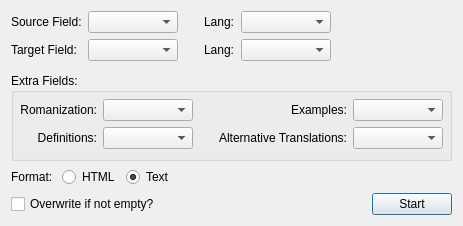
First picture: the form in form.ui, repository kelciour/google-translate, before the edit.
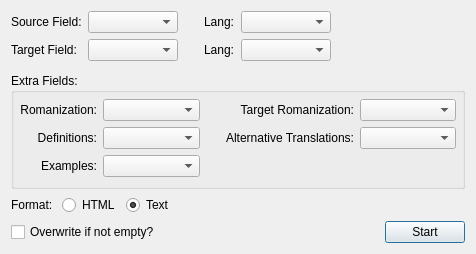
Second picture: the form after the edit.

Commit message: Add the romanization from the output side

```diff
--- a/form.ui
+++ b/form.ui
@@ -6,8 +6,8 @@
    <rect>
     <x>0</x>
     <y>0</y>
-    <width>450</width>
-    <height>214</height>
+    <width>476</width>
+    <height>240</height>
    </rect>
   </property>
   <property name="sizePolicy">
@@ -164,8 +164,37 @@
        <number>9</number>
       </property>
       <item>
-       <layout class="QGridLayout" name="gridLayout_2">
-        <item row="0" column="2">
+       <layout class="QGridLayout" name="gridLayout_2" columnstretch="0,1,0,0,1">
+        <item row="3" column="0">
+         <widget class="QLabel" name="label_7">
+          <property name="layoutDirection">
+           <enum>Qt::LeftToRight</enum>
+          </property>
+          <property name="styleSheet">
+           <string notr="true"/>
+          </property>
+          <property name="text">
+           <string>Definitions:</string>
+          </property>
+          <property name="alignment">
+           <set>Qt::AlignRight|Qt::AlignTrailing|Qt::AlignVCenter</set>
+          </property>
+         </widget>
+        </item>
+        <item row="2" column="0">
+         <widget class="QLabel" name="label_6">
+          <property name="styleSheet">
+           <string notr="true"/>
+          </property>
+          <property name="text">
+           <string>Romanization:</string>
+          </property>
+          <property name="alignment">
+           <set>Qt::AlignRight|Qt::AlignTrailing|Qt::AlignVCenter</set>
+          </property>
+         </widget>
+        </item>
+        <item row="2" column="2">
          <spacer name="horizontalSpacer_3">
           <property name="orientation">
            <enum>Qt::Horizontal</enum>
@@ -181,30 +210,7 @@
           </property>
          </spacer>
         </item>
-        <item row="0" column="1">
-         <widget class="QComboBox" name="rmField">
-          <property name="minimumSize">
-           <size>
-            <width>90</width>
-            <height>0</height>
-           </size>
-          </property>
-         </widget>
-        </item>
-        <item row="0" column="0">
-         <widget class="QLabel" name="label_6">
-          <property name="styleSheet">
-           <string notr="true"/>
-          </property>
-          <property name="text">
-           <string>Romanization:</string>
-          </property>
-          <property name="alignment">
-           <set>Qt::AlignRight|Qt::AlignTrailing|Qt::AlignVCenter</set>
-          </property>
-         </widget>
-        </item>
-        <item row="1" column="1">
+        <item row="3" column="1">
          <widget class="QComboBox" name="mdField">
           <property name="minimumSize">
            <size>
@@ -214,24 +220,8 @@
           </property>
          </widget>
         </item>
-        <item row="1" column="0">
-         <widget class="QLabel" name="label_7">
-          <property name="layoutDirection">
-           <enum>Qt::LeftToRight</enum>
-          </property>
-          <property name="styleSheet">
-           <string notr="true"/>
-          </property>
-          <property name="text">
-           <string>Definitions:</string>
-          </property>
-          <property name="alignment">
-           <set>Qt::AlignRight|Qt::AlignTrailing|Qt::AlignVCenter</set>
-          </property>
-         </widget>
-        </item>
-        <item row="1" column="4">
-         <widget class="QComboBox" name="atField">
+        <item row="2" column="1">
+         <widget class="QComboBox" name="rmField">
           <property name="minimumSize">
            <size>
             <width>90</width>
@@ -240,17 +230,7 @@
           </property>
          </widget>
         </item>
-        <item row="0" column="4">
-         <widget class="QComboBox" name="exField">
-          <property name="minimumSize">
-           <size>
-            <width>90</width>
-            <height>0</height>
-           </size>
-          </property>
-         </widget>
-        </item>
-        <item row="0" column="3">
+        <item row="4" column="0">
          <widget class="QLabel" name="label_8">
           <property name="layoutDirection">
            <enum>Qt::LeftToRight</enum>
@@ -266,7 +246,50 @@
           </property>
          </widget>
         </item>
-        <item row="1" column="3">
+        <item row="4" column="1">
+         <widget class="QComboBox" name="exField">
+          <property name="minimumSize">
+           <size>
+            <width>90</width>
+            <height>0</height>
+           </size>
+          </property>
+         </widget>
+        </item>
+        <item row="2" column="3">
+         <widget class="QLabel" name="label_10">
+          <property name="styleSheet">
+           <string notr="true"/>
+          </property>
+          <property name="text">
+           <string>Target Romanization:</string>
+          </property>
+          <property name="alignment">
+           <set>Qt::AlignRight|Qt::AlignTrailing|Qt::AlignVCenter</set>
+          </property>
+         </widget>
+        </item>
+        <item row="3" column="4">
+         <widget class="QComboBox" name="atField">
+          <property name="minimumSize">
+           <size>
+            <width>90</width>
+            <height>0</height>
+           </size>
+          </property>
+         </widget>
+        </item>
+        <item row="2" column="4">
+         <widget class="QComboBox" name="rmTargetField">
+          <property name="minimumSize">
+           <size>
+            <width>90</width>
+            <height>0</height>
+           </size>
+          </property>
+         </widget>
+        </item>
+        <item row="3" column="3">
          <widget class="QLabel" name="label_9">
           <property name="layoutDirection">
            <enum>Qt::LeftToRight</enum>
@@ -282,19 +305,6 @@
           </property>
          </widget>
         </item>
-        <item row="0" column="5">
-         <spacer name="horizontalSpacer_5">
-          <property name="orientation">
-           <enum>Qt::Horizontal</enum>
-          </property>
-          <property name="sizeHint" stdset="0">
-           <size>
-            <width>0</width>
-            <height>0</height>
-           </size>
-          </property>
-         </spacer>
-        </item>
        </layout>
       </item>
      </layout>
```
The commit also changes 2 other files.
